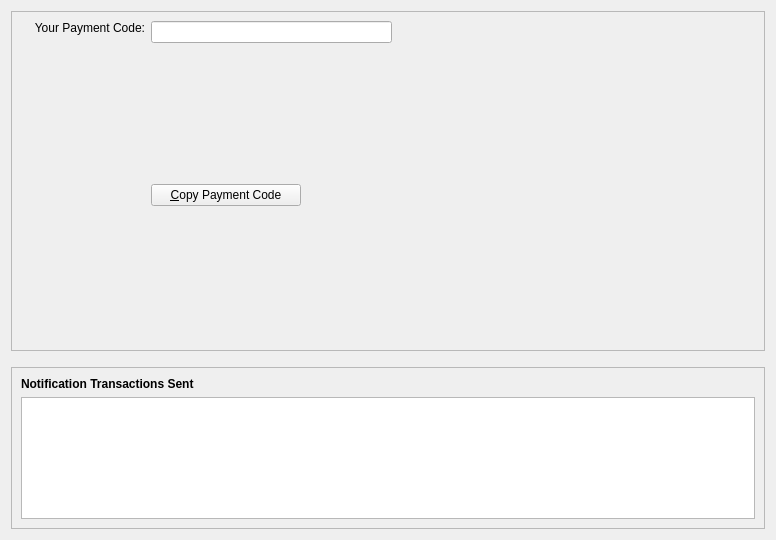
First picture: the form in src/qt/forms/paymentcodepage.ui, repository firoorg/firo, before the edit.
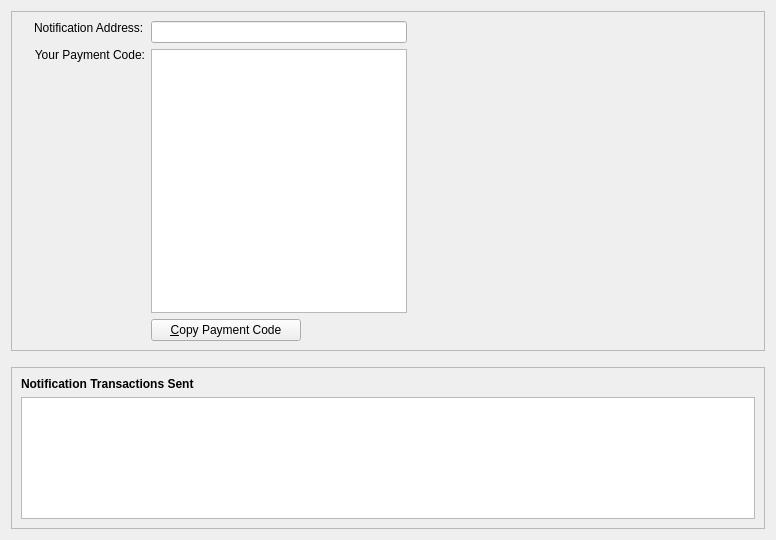
Second picture: the form after the edit. Icons and pictures are not drawn. Custom widgets are drawn as their Qt base class.

```diff
--- a/src/qt/forms/paymentcodepage.ui
+++ b/src/qt/forms/paymentcodepage.ui
@@ -35,6 +35,29 @@
          <layout class="QHBoxLayout" name="horizontalLayout">
           <item>
            <layout class="QVBoxLayout" name="verticalLayout_22">
+            <item>
+             <widget class="QLabel" name="label">
+              <property name="text">
+               <string>Notification Address:</string>
+              </property>
+             </widget>
+            </item>
+            <item>
+             <spacer name="verticalSpacer_3">
+              <property name="orientation">
+               <enum>Qt::Vertical</enum>
+              </property>
+              <property name="sizeType">
+               <enum>QSizePolicy::Fixed</enum>
+              </property>
+              <property name="sizeHint" stdset="0">
+               <size>
+                <width>20</width>
+                <height>7</height>
+               </size>
+              </property>
+             </spacer>
+            </item>
             <item>
              <widget class="QLabel" name="label_2">
               <property name="toolTip">
@@ -72,7 +95,10 @@
           <item>
            <layout class="QVBoxLayout" name="verticalLayout_11">
             <item>
-             <widget class="QLineEdit" name="paymentcodeLabel">
+             <widget class="QLineEdit" name="notificationAddressLabel"/>
+            </item>
+            <item>
+             <widget class="QTextEdit" name="paymentcodeLabel">
               <property name="toolTip">
                <string>This is your paymentcode for BIP47</string>
               </property>
```
Left out of the diff: 59 changed lines with no effect on the pictures.
